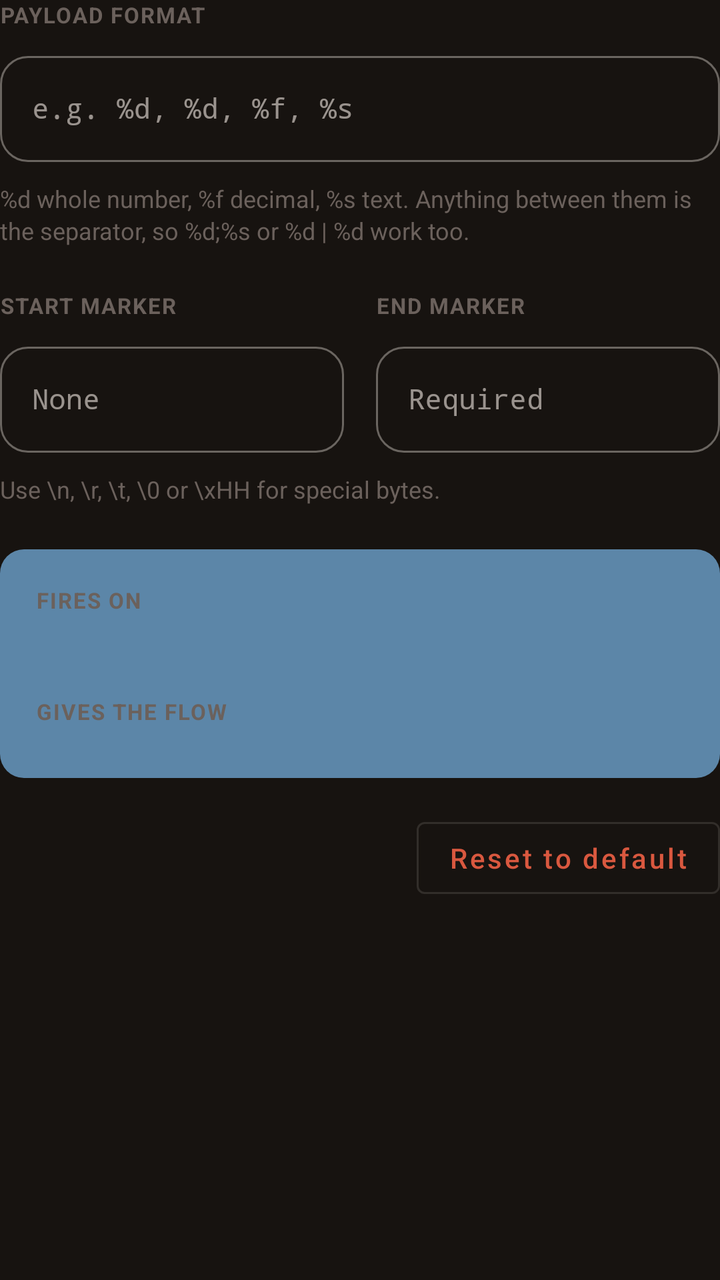
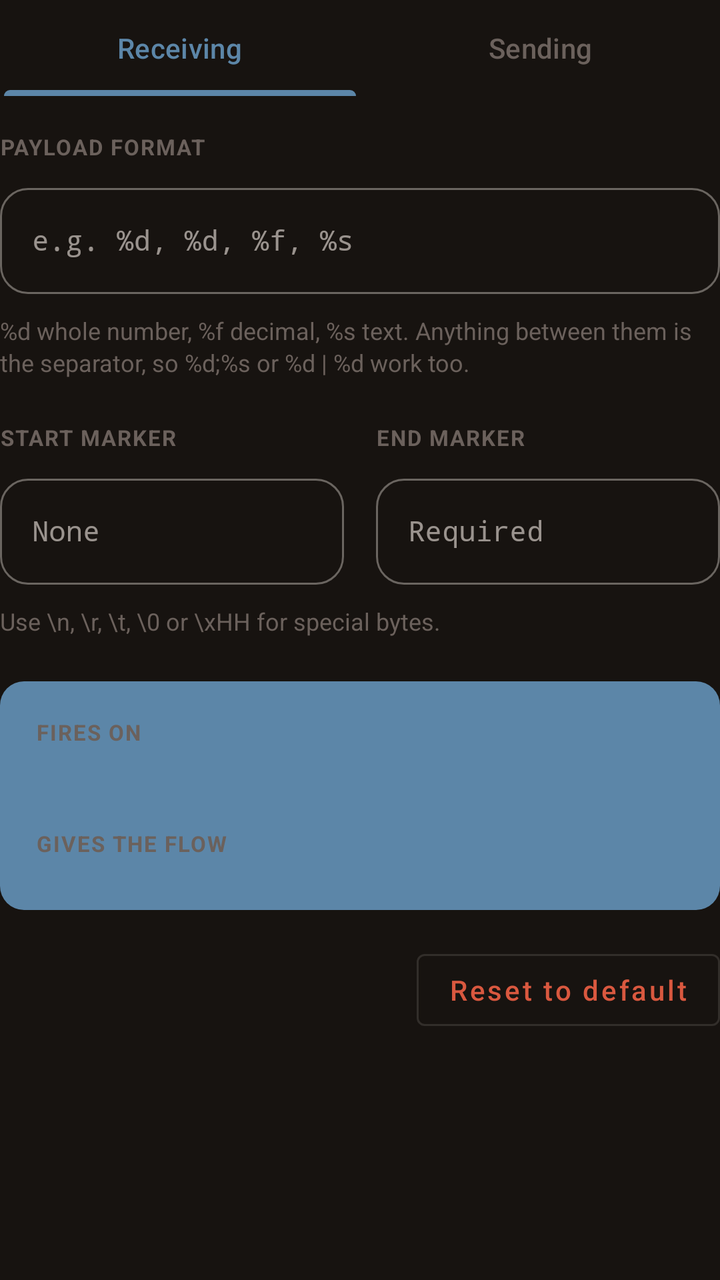

Before-and-after screenshots of an Android layout around one commit, followed by the original layout XML and the change that was made.
<!-- AndroidManifest.xml: application theme Theme.UNO -->
<!-- res/layout/dialog_node_trigger_start.xml -->
<?xml version="1.0" encoding="utf-8"?>
<LinearLayout xmlns:android="http://schemas.android.com/apk/res/android"
    xmlns:app="http://schemas.android.com/apk/res-auto"
    android:layout_width="match_parent"
    android:layout_height="wrap_content"
    android:orientation="vertical">

    <TextView
        android:layout_width="wrap_content"
        android:layout_height="wrap_content"
        android:layout_marginBottom="8dp"
        android:letterSpacing="0.06"
        android:text="Payload format"
        android:textAllCaps="true"
        android:textColor="@color/text_secondary_light"
        android:textSize="11sp"
        android:textStyle="bold" />

    <com.google.android.material.textfield.TextInputLayout
        android:id="@+id/trigger_payload_layout"
        style="@style/Widget.MaterialComponents.TextInputLayout.OutlinedBox"
        android:layout_width="match_parent"
        android:layout_height="wrap_content"
        app:boxCornerRadiusBottomEnd="14dp"
        app:boxCornerRadiusBottomStart="14dp"
        app:boxCornerRadiusTopEnd="14dp"
        app:boxCornerRadiusTopStart="14dp">

        <com.google.android.material.textfield.TextInputEditText
            android:id="@+id/trigger_payload_input"
            android:layout_width="match_parent"
            android:layout_height="wrap_content"
            android:fontFamily="monospace"
            android:hint="e.g. %d, %d, %f, %s"
            android:inputType="text|textNoSuggestions|textVisiblePassword"
            android:maxLength="80"
            android:singleLine="true"
            android:textColor="@color/text_primary_light"
            android:textSize="14sp" />

    </com.google.android.material.textfield.TextInputLayout>

    <TextView
        android:layout_width="match_parent"
        android:layout_height="wrap_content"
        android:layout_marginTop="10dp"
        android:lineSpacingExtra="2dp"
        android:text="%d whole number, %f decimal, %s text. Anything between them is the separator, so %d;%s or %d | %d work too."
        android:textColor="@color/text_secondary_light"
        android:textSize="12sp" />

    <LinearLayout
        android:layout_width="match_parent"
        android:layout_height="wrap_content"
        android:layout_marginTop="22dp"
        android:orientation="horizontal">

        <LinearLayout
            android:layout_width="0dp"
            android:layout_height="wrap_content"
            android:layout_marginEnd="8dp"
            android:layout_weight="1"
            android:orientation="vertical">

            <TextView
                android:layout_width="wrap_content"
                android:layout_height="wrap_content"
                android:layout_marginBottom="8dp"
                android:letterSpacing="0.06"
                android:text="Start marker"
                android:textAllCaps="true"
                android:textColor="@color/text_secondary_light"
                android:textSize="11sp"
                android:textStyle="bold" />

            <com.google.android.material.textfield.TextInputLayout
                android:id="@+id/trigger_start_layout"
                style="@style/Widget.MaterialComponents.TextInputLayout.OutlinedBox"
                android:layout_width="match_parent"
                android:layout_height="wrap_content"
                app:boxCornerRadiusBottomEnd="14dp"
                app:boxCornerRadiusBottomStart="14dp"
                app:boxCornerRadiusTopEnd="14dp"
                app:boxCornerRadiusTopStart="14dp">

                <com.google.android.material.textfield.TextInputEditText
                    android:id="@+id/trigger_start_input"
                    android:layout_width="match_parent"
                    android:layout_height="wrap_content"
                    android:fontFamily="monospace"
                    android:hint="None"
                    android:inputType="text|textNoSuggestions|textVisiblePassword"
                    android:maxLength="32"
                    android:singleLine="true"
                    android:textColor="@color/text_primary_light"
                    android:textSize="14sp" />

            </com.google.android.material.textfield.TextInputLayout>

        </LinearLayout>

        <LinearLayout
            android:layout_width="0dp"
            android:layout_height="wrap_content"
            android:layout_marginStart="8dp"
            android:layout_weight="1"
            android:orientation="vertical">

            <TextView
                android:layout_width="wrap_content"
                android:layout_height="wrap_content"
                android:layout_marginBottom="8dp"
                android:letterSpacing="0.06"
                android:text="End marker"
                android:textAllCaps="true"
                android:textColor="@color/text_secondary_light"
                android:textSize="11sp"
                android:textStyle="bold" />

            <com.google.android.material.textfield.TextInputLayout
                android:id="@+id/trigger_end_layout"
                style="@style/Widget.MaterialComponents.TextInputLayout.OutlinedBox"
                android:layout_width="match_parent"
                android:layout_height="wrap_content"
                app:boxCornerRadiusBottomEnd="14dp"
                app:boxCornerRadiusBottomStart="14dp"
                app:boxCornerRadiusTopEnd="14dp"
                app:boxCornerRadiusTopStart="14dp">

                <com.google.android.material.textfield.TextInputEditText
                    android:id="@+id/trigger_end_input"
                    android:layout_width="match_parent"
                    android:layout_height="wrap_content"
                    android:fontFamily="monospace"
                    android:hint="Required"
                    android:inputType="text|textNoSuggestions|textVisiblePassword"
                    android:maxLength="32"
                    android:singleLine="true"
                    android:textColor="@color/text_primary_light"
                    android:textSize="14sp" />

            </com.google.android.material.textfield.TextInputLayout>

        </LinearLayout>

    </LinearLayout>

    <TextView
        android:layout_width="match_parent"
        android:layout_height="wrap_content"
        android:layout_marginTop="10dp"
        android:lineSpacingExtra="2dp"
        android:text="Use \\n, \\r, \\t, \\0 or \\xHH for special bytes."
        android:textColor="@color/text_secondary_light"
        android:textSize="12sp" />

    <LinearLayout
        android:layout_width="match_parent"
        android:layout_height="wrap_content"
        android:layout_marginTop="22dp"
        android:background="@drawable/bg_node_action"
        android:orientation="vertical"
        android:padding="18dp">

        <TextView
            android:layout_width="wrap_content"
            android:layout_height="wrap_content"
            android:letterSpacing="0.06"
            android:text="Fires on"
            android:textAllCaps="true"
            android:textColor="@color/text_secondary_light"
            android:textSize="11sp"
            android:textStyle="bold" />

        <TextView
            android:id="@+id/trigger_example"
            android:layout_width="match_parent"
            android:layout_height="wrap_content"
            android:layout_marginTop="6dp"
            android:fontFamily="monospace"
            android:textColor="@color/text_primary_light"
            android:textSize="14sp" />

        <TextView
            android:id="@+id/trigger_vars_label"
            android:layout_width="wrap_content"
            android:layout_height="wrap_content"
            android:layout_marginTop="16dp"
            android:layout_marginBottom="8dp"
            android:letterSpacing="0.06"
            android:text="Gives the flow"
            android:textAllCaps="true"
            android:textColor="@color/text_secondary_light"
            android:textSize="11sp"
            android:textStyle="bold" />

        <HorizontalScrollView
            android:id="@+id/trigger_vars_scroll"
            android:layout_width="match_parent"
            android:layout_height="wrap_content"
            android:scrollbars="none">

            <LinearLayout
                android:id="@+id/trigger_vars"
                android:layout_width="wrap_content"
                android:layout_height="wrap_content"
                android:orientation="horizontal" />

        </HorizontalScrollView>

    </LinearLayout>

    <TextView
        android:id="@+id/trigger_status"
        android:layout_width="match_parent"
        android:layout_height="wrap_content"
        android:layout_marginTop="12dp"
        android:lineSpacingExtra="2dp"
        android:textColor="@color/accent_red"
        android:textSize="12sp"
        android:visibility="gone" />

    <com.google.android.material.button.MaterialButton
        android:id="@+id/trigger_reset"
        style="@style/Widget.MaterialComponents.Button.OutlinedButton"
        android:layout_width="wrap_content"
        android:layout_height="48dp"
        android:layout_gravity="end"
        android:layout_marginTop="16dp"
        android:text="Reset to default"
        android:textAllCaps="false"
        android:textSize="14sp" />

</LinearLayout>
<!-- resources referenced by this layout -->
<resources>
  <color name="accent_red">#D9583F</color>
  <color name="text_primary_light">#2B2320</color>
  <color name="text_secondary_light">#6B615C</color>
  <!-- drawable bg_node_action (drawable) -->
  <?xml version="1.0" encoding="utf-8"?>
  <shape xmlns:android="http://schemas.android.com/apk/res/android" android:shape="rectangle">
      <solid android:color="@color/accent_blue" />
      <corners android:radius="12dp" />
  </shape>
  <style name="Theme.UNO" parent="Base.Theme.UNO" />
  <color name="accent_blue">#5C86A8</color>
  <style name="Base.Theme.UNO" parent="Theme.Material3.DayNight.NoActionBar">
          <item name="colorPrimary">@color/accent_red</item>
          <item name="colorOnPrimary">@color/surface_light</item>
  
          <item name="colorSecondary">@color/accent_yellow</item>
          <item name="colorOnSecondary">@color/text_primary_light</item>
  
          <item name="colorTertiary">@color/accent_green</item>
          <item name="colorOnTertiary">@color/surface_light</item>
  
          <item name="android:colorBackground">@color/background_dark</item>
          <item name="colorSurface">@color/surface_dark</item>
          <item name="colorOnBackground">@color/text_primary_dark</item>
          <item name="colorOnSurface">@color/text_primary_dark</item>
  
          <item name="colorError">@color/color_error</item>
  
          <item name="android:statusBarColor">@color/background_dark</item>
          <item name="android:navigationBarColor">@color/background_dark</item>
          <item name="android:windowLightStatusBar" tools:targetApi="m">false</item>
      </style>
  <color name="surface_light">#FFFFFF</color>
  <color name="accent_yellow">#E8A93C</color>
  <color name="accent_green">#6B9E7A</color>
  <color name="background_dark">#171310</color>
  <color name="surface_dark">#221D19</color>
  <color name="text_primary_dark">#F2EAE2</color>
  <color name="color_error">#C4523B</color>
</resources>

<!-- the commit's change to res/layout/dialog_node_trigger_start.xml (unified diff, before → after) -->
@@ -5,208 +5,391 @@
     android:layout_height="wrap_content"
     android:orientation="vertical">
 
-    <TextView
-        android:layout_width="wrap_content"
-        android:layout_height="wrap_content"
-        android:layout_marginBottom="8dp"
-        android:letterSpacing="0.06"
-        android:text="Payload format"
-        android:textAllCaps="true"
-        android:textColor="@color/text_secondary_light"
-        android:textSize="11sp"
-        android:textStyle="bold" />
-
-    <com.google.android.material.textfield.TextInputLayout
-        android:id="@+id/trigger_payload_layout"
-        style="@style/Widget.MaterialComponents.TextInputLayout.OutlinedBox"
+    <com.google.android.material.tabs.TabLayout
+        android:id="@+id/trigger_tabs"
         android:layout_width="match_parent"
         android:layout_height="wrap_content"
-        app:boxCornerRadiusBottomEnd="14dp"
-        app:boxCornerRadiusBottomStart="14dp"
-        app:boxCornerRadiusTopEnd="14dp"
-        app:boxCornerRadiusTopStart="14dp">
-
-        <com.google.android.material.textfield.TextInputEditText
-            android:id="@+id/trigger_payload_input"
-            android:layout_width="match_parent"
-            android:layout_height="wrap_content"
-            android:fontFamily="monospace"
-            android:hint="e.g. %d, %d, %f, %s"
-            android:inputType="text|textNoSuggestions|textVisiblePassword"
-            android:maxLength="80"
-            android:singleLine="true"
-            android:textColor="@color/text_primary_light"
-            android:textSize="14sp" />
-
-    </com.google.android.material.textfield.TextInputLayout>
-
-    <TextView
+        android:layout_marginBottom="18dp"
+        android:background="@android:color/transparent"
+        app:tabIndicatorColor="@color/accent_blue"
+        app:tabIndicatorFullWidth="true"
+        app:tabMode="fixed"
+        app:tabSelectedTextColor="@color/accent_blue"
+        app:tabTextColor="@color/text_secondary_light">
+
+        <com.google.android.material.tabs.TabItem
+            android:layout_width="wrap_content"
+            android:layout_height="wrap_content"
+            android:text="Receiving" />
+
+        <com.google.android.material.tabs.TabItem
+            android:layout_width="wrap_content"
+            android:layout_height="wrap_content"
+            android:text="Sending" />
+
+    </com.google.android.material.tabs.TabLayout>
+
+    <LinearLayout
+        android:id="@+id/trigger_receive_group"
         android:layout_width="match_parent"
         android:layout_height="wrap_content"
-        android:layout_marginTop="10dp"
-        android:lineSpacingExtra="2dp"
-        android:text="%d whole number, %f decimal, %s text. Anything between them is the separator, so %d;%s or %d | %d work too."
-        android:textColor="@color/text_secondary_light"
-        android:textSize="12sp" />
-
-    <LinearLayout
-        android:layout_width="match_parent"
-        android:layout_height="wrap_content"
-        android:layout_marginTop="22dp"
-        android:orientation="horizontal">
+        android:orientation="vertical">
+
+        <TextView
+            android:layout_width="wrap_content"
+            android:layout_height="wrap_content"
+            android:layout_marginBottom="8dp"
+            android:letterSpacing="0.06"
+            android:text="Payload format"
+            android:textAllCaps="true"
+            android:textColor="@color/text_secondary_light"
+            android:textSize="11sp"
+            android:textStyle="bold" />
+
+        <com.google.android.material.textfield.TextInputLayout
+            android:id="@+id/trigger_payload_layout"
+            style="@style/Widget.MaterialComponents.TextInputLayout.OutlinedBox"
+            android:layout_width="match_parent"
+            android:layout_height="wrap_content"
+            app:boxCornerRadiusBottomEnd="14dp"
+            app:boxCornerRadiusBottomStart="14dp"
+            app:boxCornerRadiusTopEnd="14dp"
+            app:boxCornerRadiusTopStart="14dp">
+
+            <com.google.android.material.textfield.TextInputEditText
+                android:id="@+id/trigger_payload_input"
+                android:layout_width="match_parent"
+                android:layout_height="wrap_content"
+                android:fontFamily="monospace"
+                android:hint="e.g. %d, %d, %f, %s"
+                android:inputType="text|textNoSuggestions|textVisiblePassword"
+                android:maxLength="80"
+                android:singleLine="true"
+                android:textColor="@color/text_primary_light"
+                android:textSize="14sp" />
+
+        </com.google.android.material.textfield.TextInputLayout>
+
+        <TextView
+            android:layout_width="match_parent"
+            android:layout_height="wrap_content"
+            android:layout_marginTop="10dp"
+            android:lineSpacingExtra="2dp"
+            android:text="%d whole number, %f decimal, %s text. Anything between them is the separator, so %d;%s or %d | %d work too."
+            android:textColor="@color/text_secondary_light"
+            android:textSize="12sp" />
 
         <LinearLayout
-            android:layout_width="0dp"
-            android:layout_height="wrap_content"
-            android:layout_marginEnd="8dp"
-            android:layout_weight="1"
-            android:orientation="vertical">
+            android:layout_width="match_parent"
+            android:layout_height="wrap_content"
+            android:layout_marginTop="22dp"
+            android:orientation="horizontal">
+
+            <LinearLayout
+                android:layout_width="0dp"
+                android:layout_height="wrap_content"
+                android:layout_marginEnd="8dp"
+                android:layout_weight="1"
+                android:orientation="vertical">
+
+                <TextView
+                    android:layout_width="wrap_content"
+                    android:layout_height="wrap_content"
+                    android:layout_marginBottom="8dp"
+                    android:letterSpacing="0.06"
+                    android:text="Start marker"
+                    android:textAllCaps="true"
+                    android:textColor="@color/text_secondary_light"
+                    android:textSize="11sp"
+                    android:textStyle="bold" />
+
+                <com.google.android.material.textfield.TextInputLayout
+                    android:id="@+id/trigger_start_layout"
+                    style="@style/Widget.MaterialComponents.TextInputLayout.OutlinedBox"
+                    android:layout_width="match_parent"
+                    android:layout_height="wrap_content"
+                    app:boxCornerRadiusBottomEnd="14dp"
+                    app:boxCornerRadiusBottomStart="14dp"
+                    app:boxCornerRadiusTopEnd="14dp"
+                    app:boxCornerRadiusTopStart="14dp">
+
+                    <com.google.android.material.textfield.TextInputEditText
+                        android:id="@+id/trigger_start_input"
+                        android:layout_width="match_parent"
+                        android:layout_height="wrap_content"
+                        android:fontFamily="monospace"
+                        android:hint="None"
+                        android:inputType="text|textNoSuggestions|textVisiblePassword"
+                        android:maxLength="32"
+                        android:singleLine="true"
+                        android:textColor="@color/text_primary_light"
+                        android:textSize="14sp" />
+
+                </com.google.android.material.textfield.TextInputLayout>
+
+            </LinearLayout>
+
+            <LinearLayout
+                android:layout_width="0dp"
+                android:layout_height="wrap_content"
+                android:layout_marginStart="8dp"
+                android:layout_weight="1"
+                android:orientation="vertical">
+
+                <TextView
+                    android:layout_width="wrap_content"
+                    android:layout_height="wrap_content"
+                    android:layout_marginBottom="8dp"
+                    android:letterSpacing="0.06"
+                    android:text="End marker"
+                    android:textAllCaps="true"
+                    android:textColor="@color/text_secondary_light"
+                    android:textSize="11sp"
+                    android:textStyle="bold" />
+
+                <com.google.android.material.textfield.TextInputLayout
+                    android:id="@+id/trigger_end_layout"
+                    style="@style/Widget.MaterialComponents.TextInputLayout.OutlinedBox"
+                    android:layout_width="match_parent"
+                    android:layout_height="wrap_content"
+                    app:boxCornerRadiusBottomEnd="14dp"
+                    app:boxCornerRadiusBottomStart="14dp"
+                    app:boxCornerRadiusTopEnd="14dp"
+                    app:boxCornerRadiusTopStart="14dp">
+
+                    <com.google.android.material.textfield.TextInputEditText
+                        android:id="@+id/trigger_end_input"
+                        android:layout_width="match_parent"
+                        android:layout_height="wrap_content"
+                        android:fontFamily="monospace"
+                        android:hint="Required"
+                        android:inputType="text|textNoSuggestions|textVisiblePassword"
+                        android:maxLength="32"
+                        android:singleLine="true"
+                        android:textColor="@color/text_primary_light"
+                        android:textSize="14sp" />
+
+                </com.google.android.material.textfield.TextInputLayout>
+
+            </LinearLayout>
+
+        </LinearLayout>
+
+        <TextView
+            android:layout_width="match_parent"
+            android:layout_height="wrap_content"
+            android:layout_marginTop="10dp"
+            android:lineSpacingExtra="2dp"
+            android:text="Use \\n, \\r, \\t, \\0 or \\xHH for special bytes."
+            android:textColor="@color/text_secondary_light"
+            android:textSize="12sp" />
+
+        <LinearLayout
+            android:layout_width="match_parent"
+            android:layout_height="wrap_content"
+            android:layout_marginTop="22dp"
+            android:background="@drawable/bg_node_action"
+            android:orientation="vertical"
+            android:padding="18dp">
 
             <TextView
                 android:layout_width="wrap_content"
                 android:layout_height="wrap_content"
-                android:layout_marginBottom="8dp"
                 android:letterSpacing="0.06"
-                android:text="Start marker"
+                android:text="Fires on"
                 android:textAllCaps="true"
                 android:textColor="@color/text_secondary_light"
                 android:textSize="11sp"
                 android:textStyle="bold" />
 
-            <com.google.android.material.textfield.TextInputLayout
-                android:id="@+id/trigger_start_layout"
-                style="@style/Widget.MaterialComponents.TextInputLayout.OutlinedBox"
+            <TextView
+                android:id="@+id/trigger_example"
                 android:layout_width="match_parent"
                 android:layout_height="wrap_content"
-                app:boxCornerRadiusBottomEnd="14dp"
-                app:boxCornerRadiusBottomStart="14dp"
-                app:boxCornerRadiusTopEnd="14dp"
-                app:boxCornerRadiusTopStart="14dp">
-
-                <com.google.android.material.textfield.TextInputEditText
-                    android:id="@+id/trigger_start_input"
-                    android:layout_width="match_parent"
-                    android:layout_height="wrap_content"
-                    android:fontFamily="monospace"
-                    android:hint="None"
-                    android:inputType="text|textNoSuggestions|textVisiblePassword"
-                    android:maxLength="32"
-                    android:singleLine="true"
-                    android:textColor="@color/text_primary_light"
-                    android:textSize="14sp" />
-
-            </com.google.android.material.textfield.TextInputLayout>
-
-        </LinearLayout>
-
-        <LinearLayout
-            android:layout_width="0dp"
-            android:layout_height="wrap_content"
-            android:layout_marginStart="8dp"
-            android:layout_weight="1"
-            android:orientation="vertical">
+                android:layout_marginTop="6dp"
+                android:fontFamily="monospace"
+                android:textColor="@color/text_primary_light"
+                android:textSize="14sp" />
 
             <TextView
+                android:id="@+id/trigger_vars_label"
                 android:layout_width="wrap_content"
                 android:layout_height="wrap_content"
+                android:layout_marginTop="16dp"
                 android:layout_marginBottom="8dp"
                 android:letterSpacing="0.06"
-                android:text="End marker"
+                android:text="Gives the flow"
                 android:textAllCaps="true"
                 android:textColor="@color/text_secondary_light"
                 android:textSize="11sp"
                 android:textStyle="bold" />
 
-            <com.google.android.material.textfield.TextInputLayout
-                android:id="@+id/trigger_end_layout"
-                style="@style/Widget.MaterialComponents.TextInputLayout.OutlinedBox"
+            <HorizontalScrollView
+                android:id="@+id/trigger_vars_scroll"
                 android:layout_width="match_parent"
                 android:layout_height="wrap_content"
-                app:boxCornerRadiusBottomEnd="14dp"
-                app:boxCornerRadiusBottomStart="14dp"
-                app:boxCornerRadiusTopEnd="14dp"
-                app:boxCornerRadiusTopStart="14dp">
-
-                <com.google.android.material.textfield.TextInputEditText
-                    android:id="@+id/trigger_end_input"
-                    android:layout_width="match_parent"
-                    android:layout_height="wrap_content"
-                    android:fontFamily="monospace"
-                    android:hint="Required"
-                    android:inputType="text|textNoSuggestions|textVisiblePassword"
-                    android:maxLength="32"
-                    android:singleLine="true"
-                    android:textColor="@color/text_primary_light"
-                    android:textSize="14sp" />
-
-            </com.google.android.material.textfield.TextInputLayout>
+                android:scrollbars="none">
+
+                <LinearLayout
+                    android:id="@+id/trigger_vars"
+                    android:layout_width="wrap_content"
+                    android:layout_height="wrap_content"
+                    android:orientation="horizontal" />
+
+            </HorizontalScrollView>
 
         </LinearLayout>
 
     </LinearLayout>
 
-    <TextView
+    <LinearLayout
+        android:id="@+id/trigger_send_group"
         android:layout_width="match_parent"
         android:layout_height="wrap_content"
-        android:layout_marginTop="10dp"
-        android:lineSpacingExtra="2dp"
-        android:text="Use \\n, \\r, \\t, \\0 or \\xHH for special bytes."
-        android:textColor="@color/text_secondary_light"
-        android:textSize="12sp" />
-
-    <LinearLayout
-        android:layout_width="match_parent"
-        android:layout_height="wrap_content"
-        android:layout_marginTop="22dp"
-        android:background="@drawable/bg_node_action"
         android:orientation="vertical"
-        android:padding="18dp">
+        android:visibility="gone">
 
         <TextView
-            android:layout_width="wrap_content"
-            android:layout_height="wrap_content"
-            android:letterSpacing="0.06"
-            android:text="Fires on"
-            android:textAllCaps="true"
+            android:layout_width="match_parent"
+            android:layout_height="wrap_content"
+            android:layout_marginBottom="14dp"
+            android:lineSpacingExtra="2dp"
+            android:text="Wrapped around every command this trigger sends to the board."
             android:textColor="@color/text_secondary_light"
-            android:textSize="11sp"
-            android:textStyle="bold" />
+            android:textSize="12sp" />
+
+        <LinearLayout
+            android:layout_width="match_parent"
+            android:layout_height="wrap_content"
+            android:orientation="horizontal">
+
+            <LinearLayout
+                android:layout_width="0dp"
+                android:layout_height="wrap_content"
+                android:layout_marginEnd="8dp"
+                android:layout_weight="1"
+                android:orientation="vertical">
+
+                <TextView
+                    android:layout_width="wrap_content"
+                    android:layout_height="wrap_content"
+                    android:layout_marginBottom="8dp"
+                    android:letterSpacing="0.06"
+                    android:text="Start marker"
+                    android:textAllCaps="true"
+                    android:textColor="@color/text_secondary_light"
+                    android:textSize="11sp"
+                    android:textStyle="bold" />
+
+                <com.google.android.material.textfield.TextInputLayout
+                    android:id="@+id/trigger_send_start_layout"
+                    style="@style/Widget.MaterialComponents.TextInputLayout.OutlinedBox"
+                    android:layout_width="match_parent"
+                    android:layout_height="wrap_content"
+                    app:boxCornerRadiusBottomEnd="14dp"
+                    app:boxCornerRadiusBottomStart="14dp"
+                    app:boxCornerRadiusTopEnd="14dp"
+                    app:boxCornerRadiusTopStart="14dp">
+
+                    <com.google.android.material.textfield.TextInputEditText
+                        android:id="@+id/trigger_send_start_input"
+                        android:layout_width="match_parent"
+                        android:layout_height="wrap_content"
+                        android:fontFamily="monospace"
+                        android:hint="None"
+                        android:inputType="text|textNoSuggestions|textVisiblePassword"
+                        android:maxLength="32"
+                        android:singleLine="true"
+                        android:textColor="@color/text_primary_light"
+                        android:textSize="14sp" />
+
+                </com.google.android.material.textfield.TextInputLayout>
+
+            </LinearLayout>
+
+            <LinearLayout
+                android:layout_width="0dp"
+                android:layout_height="wrap_content"
+                android:layout_marginStart="8dp"
+                android:layout_weight="1"
+                android:orientation="vertical">
+
+                <TextView
+                    android:layout_width="wrap_content"
+                    android:layout_height="wrap_content"
+                    android:layout_marginBottom="8dp"
+                    android:letterSpacing="0.06"
+                    android:text="End marker"
+                    android:textAllCaps="true"
+                    android:textColor="@color/text_secondary_light"
+                    android:textSize="11sp"
+                    android:textStyle="bold" />
+
+                <com.google.android.material.textfield.TextInputLayout
+                    android:id="@+id/trigger_send_end_layout"
+                    style="@style/Widget.MaterialComponents.TextInputLayout.OutlinedBox"
+                    android:layout_width="match_parent"
+                    android:layout_height="wrap_content"
+                    app:boxCornerRadiusBottomEnd="14dp"
+                    app:boxCornerRadiusBottomStart="14dp"
+                    app:boxCornerRadiusTopEnd="14dp"
+                    app:boxCornerRadiusTopStart="14dp">
+
+                    <com.google.android.material.textfield.TextInputEditText
+                        android:id="@+id/trigger_send_end_input"
+                        android:layout_width="match_parent"
+                        android:layout_height="wrap_content"
+                        android:fontFamily="monospace"
+                        android:hint="None"
+                        android:inputType="text|textNoSuggestions|textVisiblePassword"
+                        android:maxLength="32"
+                        android:singleLine="true"
+                        android:textColor="@color/text_primary_light"
+                        android:textSize="14sp" />
+
+                </com.google.android.material.textfield.TextInputLayout>
+
+            </LinearLayout>
+
+        </LinearLayout>
 
         <TextView
-            android:id="@+id/trigger_example"
-            android:layout_width="match_parent"
-            android:layout_height="wrap_content"
-            android:layout_marginTop="6dp"
-            android:fontFamily="monospace"
-            android:textColor="@color/text_primary_light"
-            android:textSize="14sp" />
-
-        <TextView
-            android:id="@+id/trigger_vars_label"
-            android:layout_width="wrap_content"
-            android:layout_height="wrap_content"
-            android:layout_marginTop="16dp"
-            android:layout_marginBottom="8dp"
-            android:letterSpacing="0.06"
-            android:text="Gives the flow"
-            android:textAllCaps="true"
+            android:layout_width="match_parent"
+            android:layout_height="wrap_content"
+            android:layout_marginTop="10dp"
+            android:lineSpacingExtra="2dp"
+            android:text="Use \\n, \\r, \\t, \\0 or \\xHH for special bytes."
             android:textColor="@color/text_secondary_light"
-            android:textSize="11sp"
-            android:textStyle="bold" />
-
-        <HorizontalScrollView
-            android:id="@+id/trigger_vars_scroll"
-            android:layout_width="match_parent"
-            android:layout_height="wrap_content"
-            android:scrollbars="none">
-
-            <LinearLayout
-                android:id="@+id/trigger_vars"
+            android:textSize="12sp" />
+
+        <LinearLayout
+            android:layout_width="match_parent"
+            android:layout_height="wrap_content"
+            android:layout_marginTop="22dp"
+            android:background="@drawable/bg_node_action"
+            android:orientation="vertical"
+            android:padding="18dp">
+
+            <TextView
                 android:layout_width="wrap_content"
                 android:layout_height="wrap_content"
-                android:orientation="horizontal" />
-
-        </HorizontalScrollView>
+                android:letterSpacing="0.06"
+                android:text="Sent as"
+                android:textAllCaps="true"
+                android:textColor="@color/text_secondary_light"
+                android:textSize="11sp"
+                android:textStyle="bold" />
+
+            <TextView
+                android:id="@+id/trigger_send_preview"
+                android:layout_width="match_parent"
+                android:layout_height="wrap_content"
+                android:layout_marginTop="6dp"
+                android:fontFamily="monospace"
+                android:textColor="@color/text_primary_light"
+                android:textSize="14sp" />
+
+        </LinearLayout>
 
     </LinearLayout>
 
